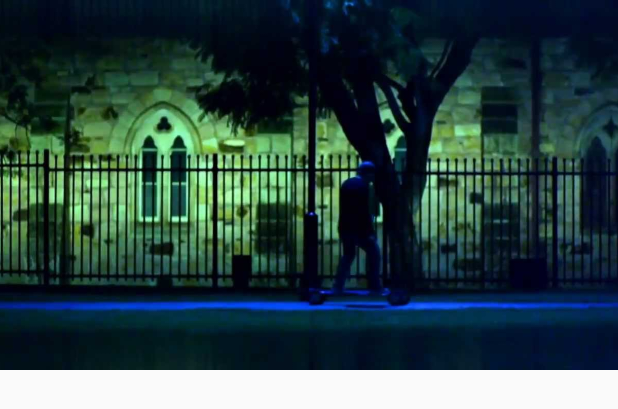
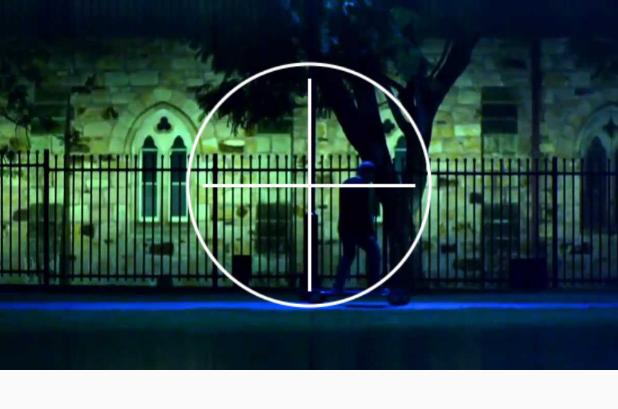
Before and after one commit to kiteflo/eSkate, an Android app: the layout activity_main.xml on its own in the app's theme, with its tools: preview values and no code run, on a phone screen of 412 x 824 dp. Shown: the top 409 px of the screen. Run offline under Robolectric (Android 15) with nearby library versions, the phone set to English and light mode, and no system bars.

Commit message:
add activity button...

```diff
--- a/app/src/main/res/layout/activity_main.xml
+++ b/app/src/main/res/layout/activity_main.xml
@@ -9,12 +9,21 @@
         android:layout_height="fill_parent"
         android:weightSum="1.0"
         android:orientation="vertical">
-        <ImageView
+        <RelativeLayout
             android:layout_width="fill_parent"
             android:layout_height="0dp"
-            android:layout_weight="0.3"
-            android:src="@raw/my_ride"
-            android:scaleType="centerCrop"/>
+            android:layout_weight="0.3">
+            <ImageView
+                android:layout_width="fill_parent"
+                android:layout_height="fill_parent"
+                android:src="@raw/my_ride"
+                android:scaleType="centerCrop"/>
+            <ImageView
+                android:padding="30dp"
+                android:layout_width="fill_parent"
+                android:layout_height="fill_parent"
+                android:src="@raw/add_button"/>
+        </RelativeLayout>
         <RelativeLayout
             android:layout_width="fill_parent"
             android:layout_height="0dp"
```
Also changed, not shown: app/src/main/res/raw/add_button.png (added).
